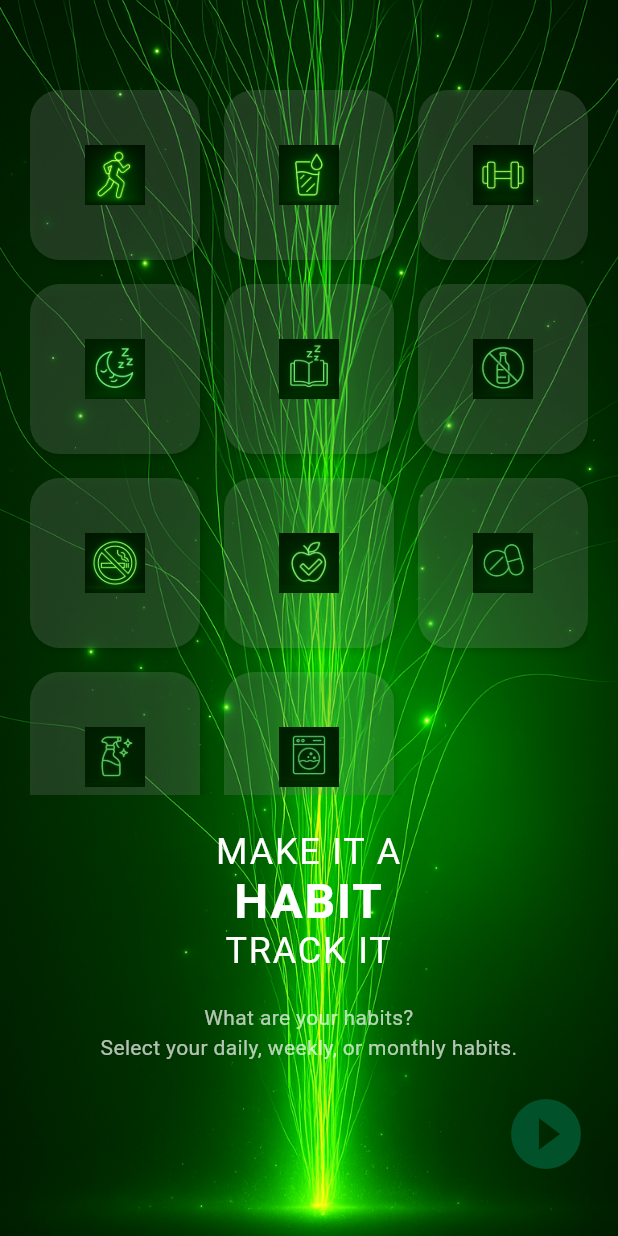
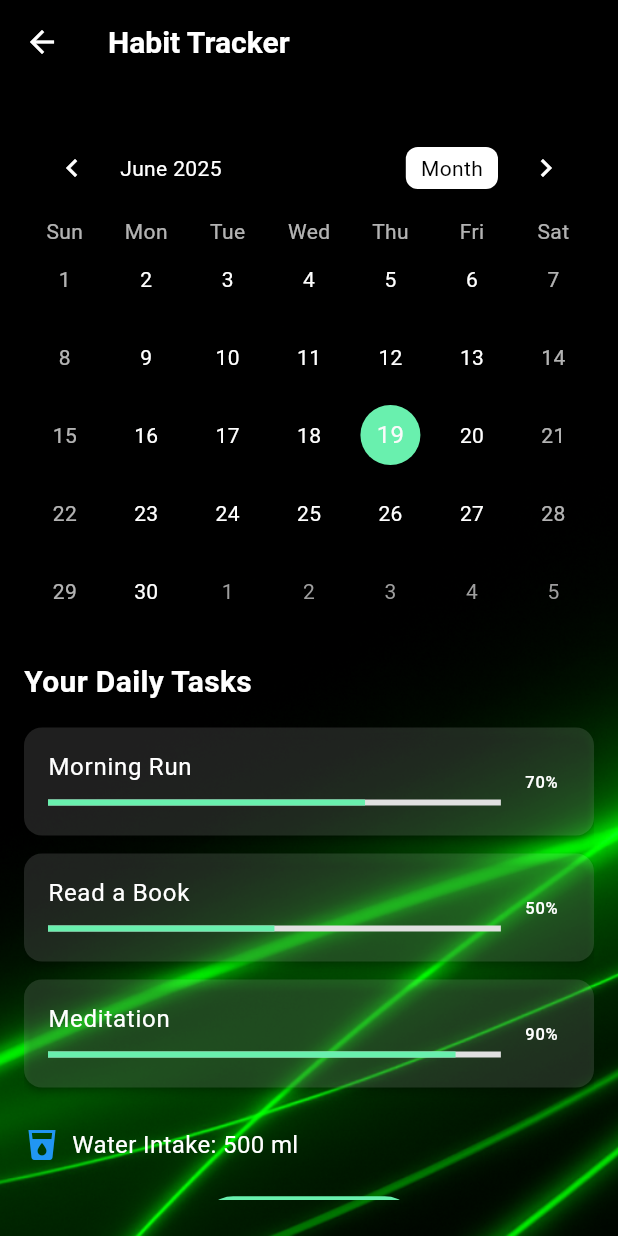
Before and after one commit to christian-keitri/habit_tracker, a Flutter app: the screen it shows after launch, after a tap on the "play circle filled" icon, on a phone screen of 412 x 824 dp. Run offline on Flutter 3.47's test engine with Material 3 defaults, Android fonts, the phone set to English and light mode, and no system bars; drawn by our look-alikes of table_calendar.

Commit message:
phase2 working

```diff
--- a/lib/screens/phase1.dart
+++ b/lib/screens/phase1.dart
@@ -1,4 +1,5 @@
 import 'package:flutter/material.dart';
+import 'package:habit_tracker/screens/phase2.dart';
 
 class Phase1 extends StatelessWidget {
   final List<String> habitIcons = const [
@@ -92,7 +93,10 @@ class Phase1 extends StatelessWidget {
               alignment: Alignment.bottomRight,
               child: GestureDetector(
                 onTap: () {
-                  Navigator.pushNamed(context, '/login');
+                Navigator.push(
+  context,
+  MaterialPageRoute(builder: (context) => const Phase2()),
+);
                 },
                 child: const Icon(
                   Icons.play_circle_fill,
--- /dev/null
+++ b/lib/screens/phase2.dart
@@ -0,0 +1,181 @@
+import 'package:flutter/material.dart';
+import 'package:table_calendar/table_calendar.dart';
+
+class Phase2 extends StatefulWidget {
+  const Phase2({super.key});
+
+  @override
+  Phase2State createState() => Phase2State();
+}
+
+class Phase2State extends State<Phase2> {
+  CalendarFormat _calendarFormat = CalendarFormat.month;
+  DateTime _focusedDay = DateTime.now();
+  DateTime? _selectedDay;
+
+  final List<Map<String, dynamic>> taskList = [
+    {'title': 'Morning Run', 'progress': 0.7},
+    {'title': 'Read a Book', 'progress': 0.5},
+    {'title': 'Meditation', 'progress': 0.9},
+  ];
+
+  @override
+  Widget build(BuildContext context) {
+    return Scaffold(
+      extendBodyBehindAppBar: true,
+      appBar: AppBar(
+        title: const Text('Habit Tracker'),
+        backgroundColor: Colors.transparent,
+        elevation: 0,
+        iconTheme: const IconThemeData(color: Colors.white),
+        titleTextStyle: const TextStyle(
+          color: Colors.white,
+          fontSize: 20,
+          fontWeight: FontWeight.w600,
+        ),
+      ),
+      body: Stack(
+        children: [
+          Positioned.fill(
+            child: Image.asset(
+              'assets/image/background2.png',
+              fit: BoxFit.cover,
+            ),
+          ),
+          SafeArea(
+            child: Padding(
+              padding: const EdgeInsets.symmetric(horizontal: 16.0, vertical: 24),
+              child: Column(
+                crossAxisAlignment: CrossAxisAlignment.start,
+                children: [
+                  TableCalendar(
+                    focusedDay: _focusedDay,
+                    firstDay: DateTime.utc(2020, 1, 1),
+                    lastDay: DateTime.utc(2030, 12, 31),
+                    calendarFormat: _calendarFormat,
+                    selectedDayPredicate: (day) => isSameDay(_selectedDay, day),
+                    onDaySelected: (selectedDay, focusedDay) {
+                      setState(() {
+                        _selectedDay = selectedDay;
+                        _focusedDay = focusedDay;
+                      });
+                    },
+                    onFormatChanged: (format) {
+                      if (_calendarFormat != format) {
+                        setState(() {
+                          _calendarFormat = format;
+                        });
+                      }
+                    },
+                    onPageChanged: (focusedDay) {
+                      _focusedDay = focusedDay;
+                    },
+                    calendarStyle: const CalendarStyle(
+                      todayDecoration: BoxDecoration(
+                        color: Colors.greenAccent,
+                        shape: BoxShape.circle,
+                      ),
+                      selectedDecoration: BoxDecoration(
+                        color: Colors.white,
+                        shape: BoxShape.circle,
+                      ),
+                      selectedTextStyle: TextStyle(color: Colors.black),
+                      defaultTextStyle: TextStyle(color: Colors.white),
+                      weekendTextStyle: TextStyle(color: Colors.white70),
+                      outsideTextStyle: TextStyle(color: Colors.grey),
+                    ),
+                    headerStyle: const HeaderStyle(
+                      titleTextStyle: TextStyle(color: Colors.white),
+                      formatButtonTextStyle: TextStyle(color: Colors.black),
+                      formatButtonDecoration: BoxDecoration(
+                        color: Colors.white,
+                        borderRadius: BorderRadius.all(Radius.circular(8.0)),
+                      ),
+                      leftChevronIcon: Icon(Icons.chevron_left, color: Colors.white),
+                      rightChevronIcon: Icon(Icons.chevron_right, color: Colors.white),
+                      formatButtonShowsNext: false,
+                    ),
+                    daysOfWeekStyle: const DaysOfWeekStyle(
+                      weekdayStyle: TextStyle(color: Colors.white70),
+                      weekendStyle: TextStyle(color: Colors.white70),
+                    ),
+                  ),
+                  const SizedBox(height: 20),
+                  const Text(
+                    'Your Daily Tasks',
+                    style: TextStyle(
+                      fontSize: 20,
+                      fontWeight: FontWeight.bold,
+                      color: Colors.white,
+                    ),
+                  ),
+                  const SizedBox(height: 10),
+                  Expanded(
+                    child: ListView(
+                      padding: const EdgeInsets.only(bottom: 80),
+                      children: [
+                        ...taskList.map((task) => Card(
+                             color: Colors.white.withAlpha((255 * 0.12).round()),
+                              elevation: 2,
+                              margin: const EdgeInsets.symmetric(vertical: 6),
+                              shape: RoundedRectangleBorder(
+                                borderRadius: BorderRadius.circular(12),
+                              ),
+                              child: ListTile(
+                                title: Text(task['title'],
+                                    style: const TextStyle(color: Colors.white)),
+                                subtitle: Column(
+                                  crossAxisAlignment: CrossAxisAlignment.start,
+                                  children: [
+                                    const SizedBox(height: 8),
+                                    LinearProgressIndicator(
+                                      value: task['progress'],
+                                      backgroundColor: Colors.grey.shade300,
+                                      color: Colors.greenAccent,
+                                    ),
+                                  ],
+                                ),
+                                trailing: Text(
+                                  '${(task['progress'] * 100).round()}%',
+                                  style: const TextStyle(color: Colors.white),
+                                ),
+                              ),
+                            )),
+                        const SizedBox(height: 20),
+                        Row(
+                          children: const [
+                            Icon(Icons.local_drink, color: Colors.blue),
+                            SizedBox(width: 8),
+                            Text(
+                              'Water Intake: 500 ml',
+                              style: TextStyle(fontSize: 16, color: Colors.white),
+                            ),
+                          ],
+                        ),
+                        const SizedBox(height: 20),
+                        Center(
+                          child: ElevatedButton.icon(
+                            onPressed: () {},
+                            icon: const Icon(Icons.add),
+                            label: const Text('Add Habit'),
+                            style: ElevatedButton.styleFrom(
+                              backgroundColor: Colors.greenAccent,
+                              foregroundColor: Colors.white,
+                              padding: const EdgeInsets.symmetric(
+                                  horizontal: 24, vertical: 12),
+                              textStyle: const TextStyle(fontSize: 16),
+                            ),
+                          ),
+                        ),
+                      ],
+                    ),
+                  ),
+                ],
+              ),
+            ),
+          ),
+        ],
+      ),
+    );
+  }
+}
--- a/pubspec.yaml
+++ b/pubspec.yaml
@@ -10,8 +10,8 @@ environment:
 dependencies:
   flutter:
     sdk: flutter
-
   cupertino_icons: ^1.0.8
+  table_calendar: ^3.0.8
 
 dev_dependencies:
   flutter_test:
@@ -20,6 +20,6 @@ dev_dependencies:
 
 flutter:
   uses-material-design: true
-
   assets:
     - assets/image/
+    - assets/image/background2.png
```
Also changed, not shown: assets/image/background2.png (added), pubspec.lock.
